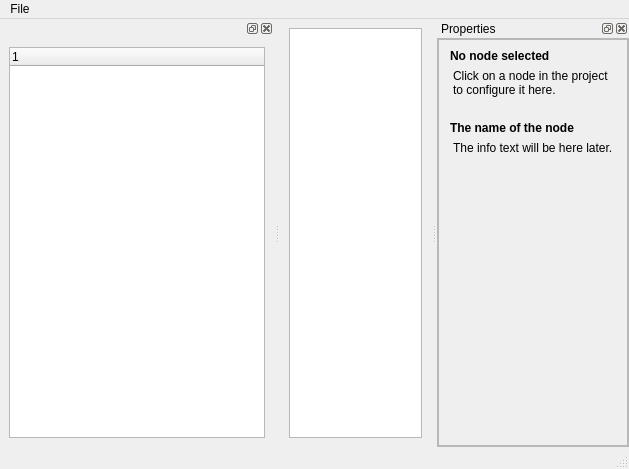
This is mainwindow.ui in oVooVo/FancyMidi as Qt 5 draws it before an edit. The edited form follows.
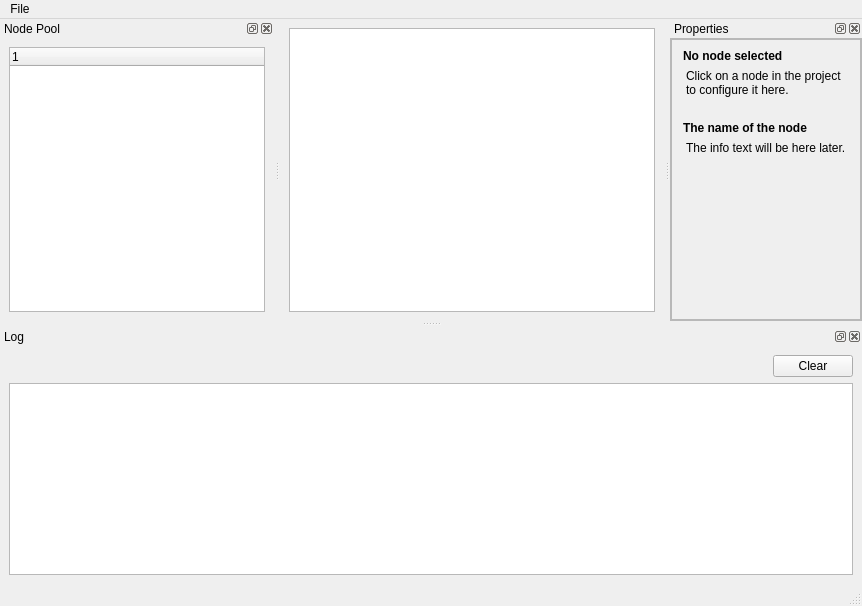
This is the edited form. Custom widgets are drawn as their Qt base class.

Commit message: Cycle detection, some new nodes, logger

Patch:
```diff
--- a/mainwindow.ui
+++ b/mainwindow.ui
@@ -6,8 +6,8 @@
    <rect>
     <x>0</x>
     <y>0</y>
-    <width>629</width>
-    <height>469</height>
+    <width>862</width>
+    <height>606</height>
    </rect>
   </property>
   <property name="windowTitle">
@@ -25,7 +25,7 @@
     <rect>
      <x>0</x>
      <y>0</y>
-     <width>629</width>
+     <width>862</width>
      <height>22</height>
     </rect>
    </property>
@@ -43,6 +43,9 @@
   </widget>
   <widget class="QStatusBar" name="statusbar"/>
   <widget class="QDockWidget" name="addNodeWidget">
+   <property name="windowTitle">
+    <string>Node Pool</string>
+   </property>
    <attribute name="dockWidgetArea">
     <number>1</number>
    </attribute>
@@ -122,7 +125,7 @@
              <x>0</x>
              <y>0</y>
              <width>224</width>
-             <height>394</height>
+             <height>349</height>
             </rect>
            </property>
            <layout class="QVBoxLayout" name="verticalLayout_5">
@@ -273,6 +276,45 @@
     </layout>
    </widget>
   </widget>
+  <widget class="QDockWidget" name="lockWIdget">
+   <property name="windowTitle">
+    <string>Log</string>
+   </property>
+   <attribute name="dockWidgetArea">
+    <number>8</number>
+   </attribute>
+   <widget class="QWidget" name="dockWidgetContents_3">
+    <layout class="QVBoxLayout" name="verticalLayout_2">
+     <item>
+      <layout class="QHBoxLayout" name="horizontalLayout_3">
+       <item>
+        <spacer name="horizontalSpacer">
+         <property name="orientation">
+          <enum>Qt::Horizontal</enum>
+         </property>
+         <property name="sizeHint" stdset="0">
+          <size>
+           <width>40</width>
+           <height>20</height>
+          </size>
+         </property>
+        </spacer>
+       </item>
+       <item>
+        <widget class="QPushButton" name="pushButton">
+         <property name="text">
+          <string>Clear</string>
+         </property>
+        </widget>
+       </item>
+      </layout>
+     </item>
+     <item>
+      <widget class="QTextEdit" name="textEdit"/>
+     </item>
+    </layout>
+   </widget>
+  </widget>
   <action name="actionNew">
    <property name="text">
     <string>New</string>
```
Left out of the diff: 19 changed lines with no effect on the pictures. The commit also changes 47 other files.
